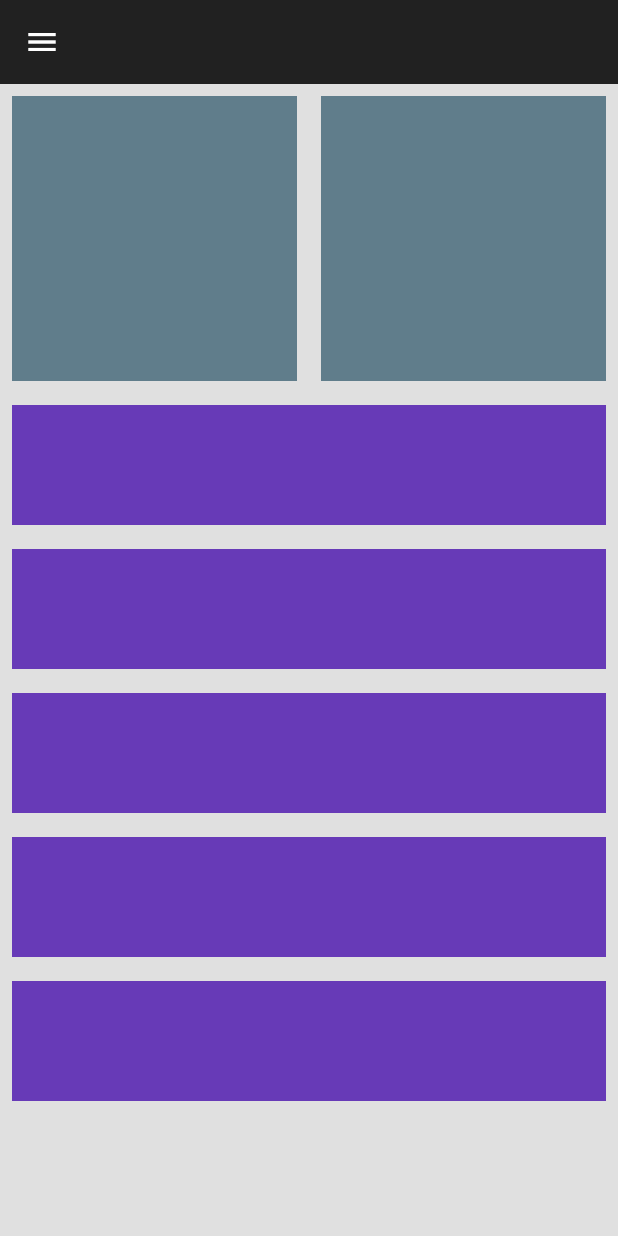
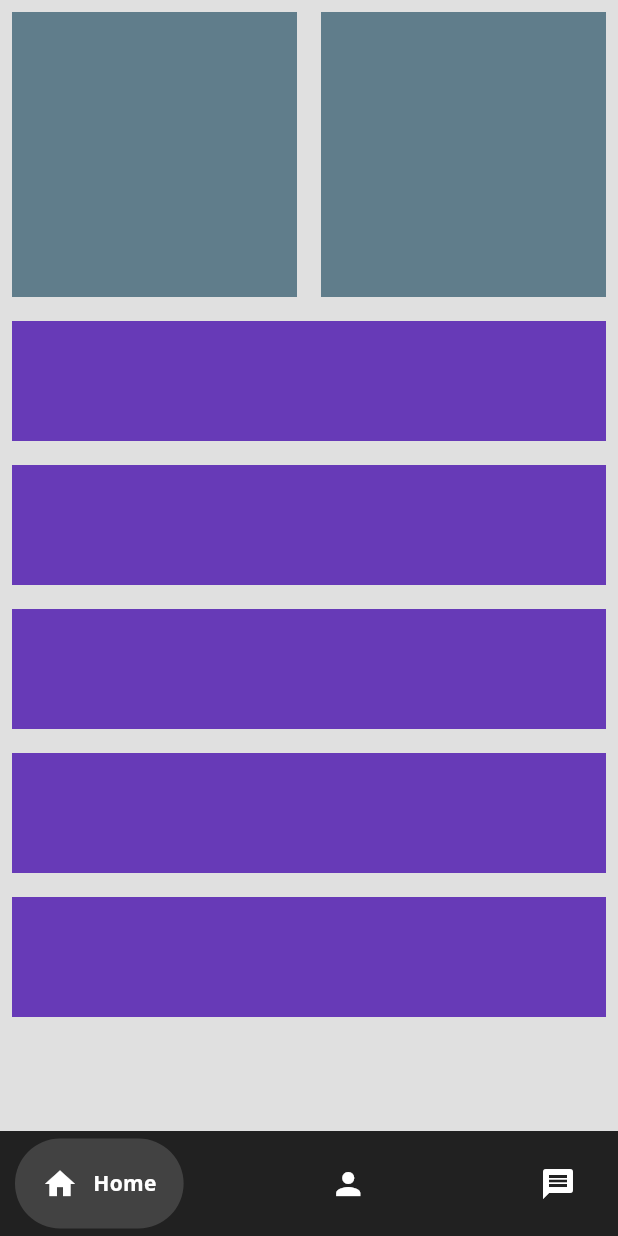
Before and after one commit to browsfer/My-responsive-portfolio, a Flutter app: the screen it shows after launch, on a phone screen of 412 x 824 dp. Run offline on Flutter 3.47's test engine with Material 3 defaults, Android fonts, the phone set to English and light mode, and no system bars; drawn by our look-alikes of google_nav_bar.

Commit message:
Added bottom nav bar for mobile only with 3 different pages

```diff
--- a/lib/constants/constants.dart
+++ b/lib/constants/constants.dart
@@ -1,8 +1,12 @@
 import 'package:flutter/material.dart';
 
 var myBackgroundColor = Colors.grey[300];
+var activeNavBarColor = Colors.white;
+var backgroundNavBarColor = const Color(0xFF212121);
 
 var myAppBar = AppBar(
-  backgroundColor: Colors.grey[900],
+  backgroundColor: const Color.fromARGB(255, 33, 33, 33),
   foregroundColor: Colors.white,
 );
+
+var avatarFadeInDuration = const Duration(milliseconds: 500);
--- a/lib/main.dart
+++ b/lib/main.dart
@@ -16,15 +16,15 @@ class MyApp extends StatelessWidget {
   Widget build(BuildContext context) {
     return MaterialApp(
       debugShowCheckedModeBanner: false,
-      title: 'Responsive dashboard',
+      title: 'My responsive portfolio',
       theme: ThemeData(
         fontFamily: 'OpenSans',
         useMaterial3: true,
       ),
-      home: ResponsiveLayout(
-        desktopScaffold: const MyDesktopScaffold(),
-        tabletScaffold: const MyTabletScaffold(),
-        mobileScaffold: const MyMobileScaffold(),
+      home: const ResponsiveLayout(
+        desktopScaffold: MyDesktopScaffold(),
+        tabletScaffold: MyTabletScaffold(),
+        mobileScaffold: MyMobileScaffold(),
       ),
     );
   }
--- /dev/null
+++ b/lib/pages/mobile_home_page.dart
@@ -0,0 +1,25 @@
+import 'package:flutter/material.dart';
+import 'package:responsive_project/utils/gridView/my_grid_view.dart';
+import 'package:responsive_project/utils/my_items_list.dart';
+
+class MyHomePage extends StatelessWidget {
+  const MyHomePage({super.key});
+
+  @override
+  Widget build(BuildContext context) {
+    return const Column(
+      children: [
+        //Grid view with something later
+        AspectRatio(
+          aspectRatio: 2,
+          child: MyGridView(),
+        ),
+
+        //Second part of the body
+        Expanded(
+          child: MyItemsList(),
+        )
+      ],
+    );
+  }
+}
--- a/lib/responsive/responsive_layout.dart
+++ b/lib/responsive/responsive_layout.dart
@@ -5,8 +5,8 @@ class ResponsiveLayout extends StatelessWidget {
   final Widget desktopScaffold;
   final Widget tabletScaffold;
 
-  ResponsiveLayout(
-      {required this.mobileScaffold,
+  const ResponsiveLayout(
+      {super.key, required this.mobileScaffold,
       required this.desktopScaffold,
       required this.tabletScaffold});
 
--- a/lib/responsive/scaffolds/mobile_scaffold.dart
+++ b/lib/responsive/scaffolds/mobile_scaffold.dart
@@ -1,32 +1,41 @@
 import 'package:flutter/material.dart';
 import 'package:responsive_project/constants/constants.dart';
-import 'package:responsive_project/utils/gridView/my_grid_view.dart';
-import 'package:responsive_project/utils/my_drawer.dart';
+import 'package:responsive_project/pages/mobile_aboutme_page.dart';
+import 'package:responsive_project/pages/mobile_findme_page.dart';
+import 'package:responsive_project/pages/mobile_home_page.dart';
+import 'package:responsive_project/utils/my_bottom_nav_bar.dart';
 
-import '../../utils/my_items_list.dart';
+class MyMobileScaffold extends StatefulWidget {
+  const MyMobileScaffold({super.key});
 
-class MyMobileScaffold extends StatelessWidget {
-  const MyMobileScaffold({super.key});
+  @override
+  State<MyMobileScaffold> createState() => _MyMobileScaffoldState();
+}
+
+class _MyMobileScaffoldState extends State<MyMobileScaffold> {
+  int _selectedIndex = 0;
+
+  void onTabChange(int index) {
+    setState(() {
+      _selectedIndex = index;
+    });
+  }
+
+  final List _pages = [
+    const MyHomePage(),
+    const AboutMePage(),
+    FindMePage(),
+  ];
 
   @override
   Widget build(BuildContext context) {
     return Scaffold(
-        backgroundColor: myBackgroundColor,
-        appBar: myAppBar,
-        drawer: const MyDrawer(),
-        body: const Column(
-          children: [
-            //Grid view with something later
-            AspectRatio(
-              aspectRatio: 2,
-              child: MyGridView(),
-            ),
+      backgroundColor: myBackgroundColor,
+      body: _pages[_selectedIndex],
 
-            //Second part of the body
-            Expanded(
-              child: MyItemsList(),
-            )
-          ],
-        ));
+      //Bottom navigation bar
+      bottomNavigationBar: myBottomNavBar(
+          selectedIndex: _selectedIndex, onTabChange: onTabChange),
+    );
   }
 }
--- /dev/null
+++ b/lib/utils/my_bottom_nav_bar.dart
@@ -0,0 +1,56 @@
+import 'package:flutter/material.dart';
+import 'package:google_nav_bar/google_nav_bar.dart';
+
+import '../constants/constants.dart';
+
+// ignore: must_be_immutable
+class myBottomNavBar extends StatelessWidget {
+  int selectedIndex;
+  void Function(int) onTabChange;
+  myBottomNavBar({
+    required this.selectedIndex,
+    required this.onTabChange,
+    super.key,
+  });
+
+  @override
+  Widget build(BuildContext context) {
+    return Container(
+      color: backgroundNavBarColor,
+      child: Padding(
+        padding: const EdgeInsets.symmetric(
+          horizontal: 10.0,
+          vertical: 5.0,
+        ),
+        child: GNav(
+          //Design of bottom navigation bar
+          backgroundColor: backgroundNavBarColor,
+          activeColor: activeNavBarColor,
+          color: activeNavBarColor,
+          tabBackgroundColor: Colors.grey[800]!,
+          gap: 10,
+          padding: const EdgeInsets.all(18),
+
+          //Navigation
+          selectedIndex: selectedIndex,
+          onTabChange: onTabChange,
+
+          tabs: const [
+            GButton(
+              icon: Icons.home,
+              text: 'Home',
+            ),
+            GButton(
+              icon: Icons.person,
+              text: 'About me',
+            ),
+            GButton(
+              icon: Icons.message,
+              text: 'Find me',
+            ),
+          ],
+        ),
+      ),
+    );
+  }
+}
--- a/pubspec.yaml
+++ b/pubspec.yaml
@@ -36,6 +36,7 @@ dependencies:
   # Use with the CupertinoIcons class for iOS style icons.
   cupertino_icons: ^1.0.2
   url_launcher: ^6.2.2
+  google_nav_bar: ^5.0.6
 
 dev_dependencies:
   flutter_test:
```
Also changed, not shown: lib/pages/mobile_aboutme_page.dart (added, +40 -0 lines), lib/pages/mobile_findme_page.dart (added, +51 -0 lines), lib/utils/my_drawer.dart (+5 -5 lines), assets/placeholder.png, pubspec.lock.
